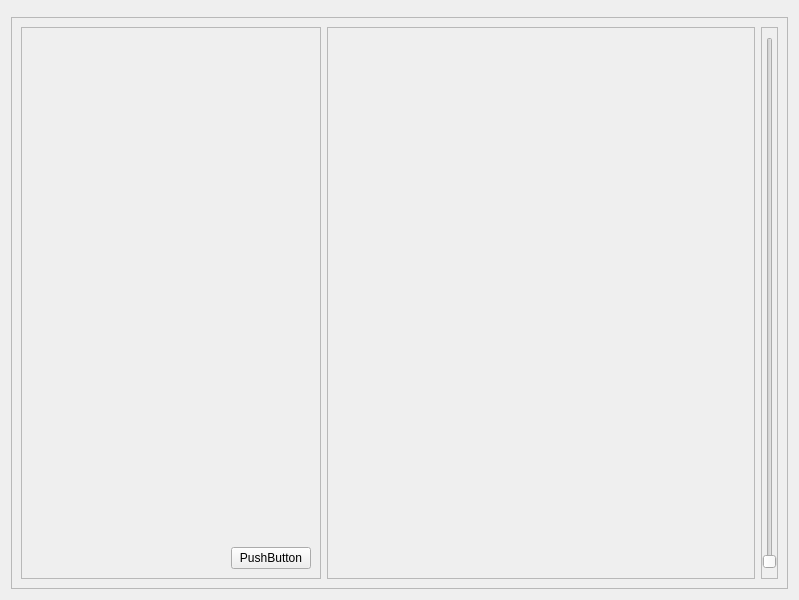
The window that form.ui (ajugeorge97/Dicomvieweqt) describes before a commit, drawn with Qt 5.
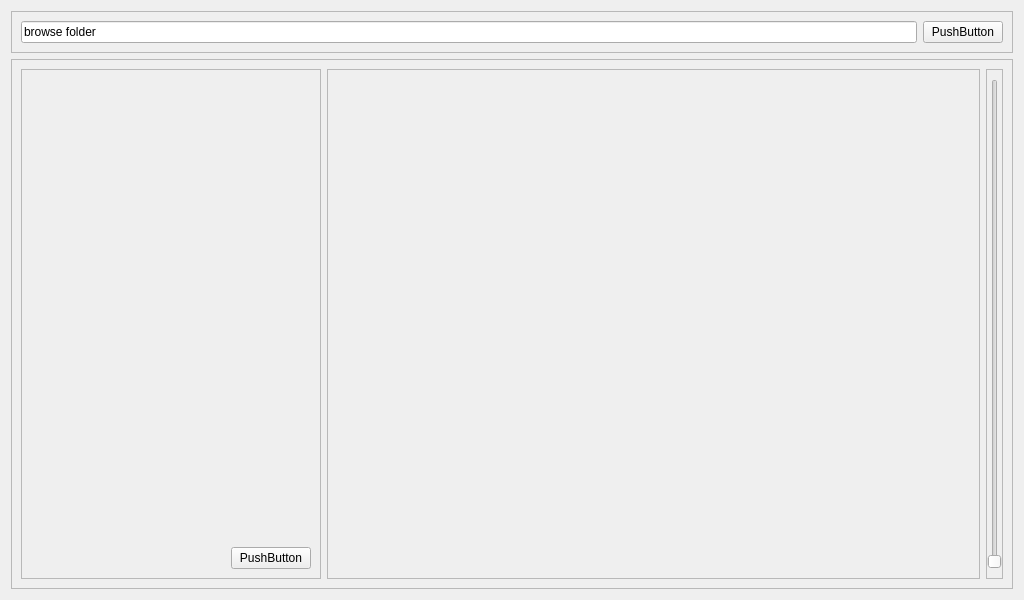
The same window after the commit.

Commit message: feat: added push button to load dicom series WIP

What changed in the file:
```diff
--- a/form.ui
+++ b/form.ui
@@ -6,7 +6,7 @@
    <rect>
     <x>0</x>
     <y>0</y>
-    <width>799</width>
+    <width>1024</width>
     <height>600</height>
    </rect>
   </property>
@@ -16,22 +16,47 @@
   <layout class="QVBoxLayout" name="verticalLayout">
    <item>
     <widget class="QFrame" name="header">
-     <property name="maximumSize">
-      <size>
-       <width>16777215</width>
-       <height>50</height>
-      </size>
-     </property>
      <property name="frameShape">
       <enum>QFrame::StyledPanel</enum>
      </property>
      <property name="frameShadow">
       <enum>QFrame::Raised</enum>
      </property>
+     <layout class="QHBoxLayout" name="horizontalLayout_4">
+      <item>
+       <widget class="QLineEdit" name="current_dir">
+        <property name="autoFillBackground">
+         <bool>false</bool>
+        </property>
+        <property name="text">
+         <string notr="true">browse folder</string>
+        </property>
+        <property name="alignment">
+         <set>Qt::AlignLeading|Qt::AlignLeft|Qt::AlignVCenter</set>
+        </property>
+        <property name="readOnly">
+         <bool>true</bool>
+        </property>
+        <property name="clearButtonEnabled">
+         <bool>false</bool>
+        </property>
+       </widget>
+      </item>
+      <item>
+       <widget class="QPushButton" name="browse_button">
+        <property name="text">
+         <string>PushButton</string>
+        </property>
+       </widget>
+      </item>
+     </layout>
     </widget>
    </item>
    <item>
     <widget class="QFrame" name="body">
+     <property name="enabled">
+      <bool>true</bool>
+     </property>
      <property name="sizePolicy">
       <sizepolicy hsizetype="Preferred" vsizetype="Preferred">
        <horstretch>0</horstretch>
```
The commit also changes 4 other files.
